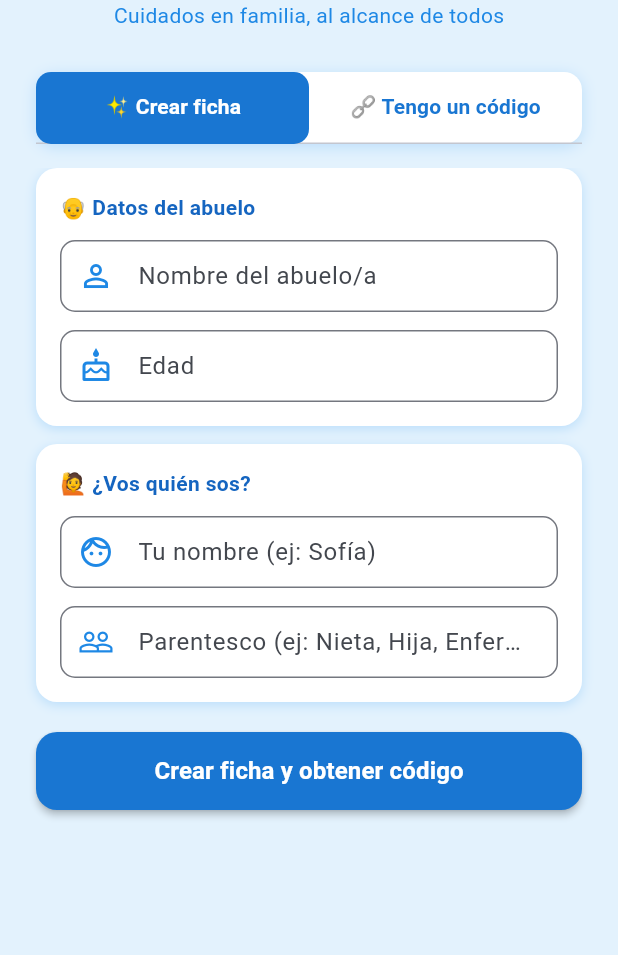
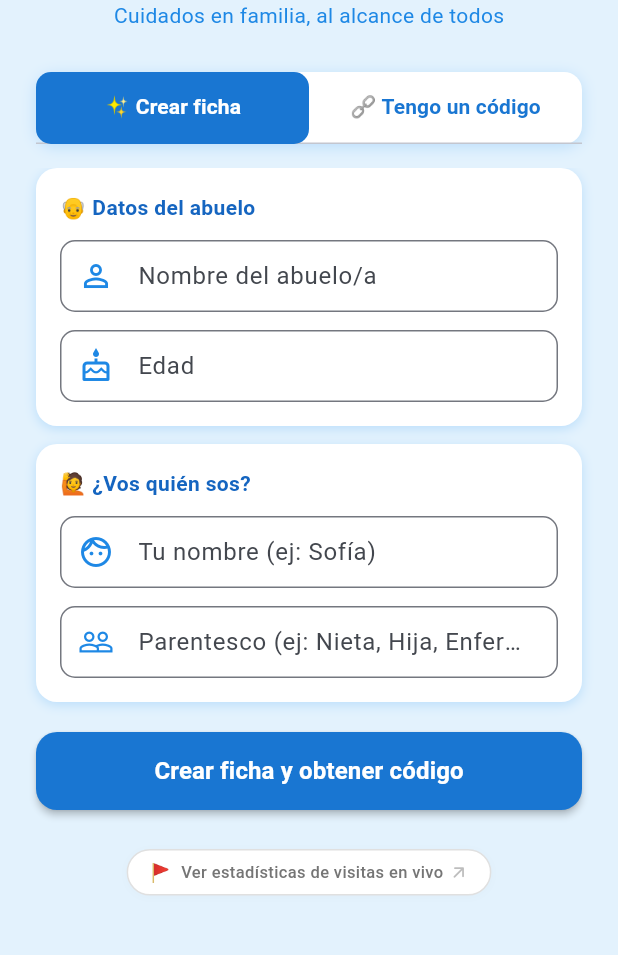
Before and after one commit to XIA01/mi-abuelito, a Flutter app: the screen it shows after launch, on a phone screen of 412 x 824 dp, the part 258-1213 px from its top. Run offline on Flutter 3.47's test engine with Material 3 defaults, Android fonts, the light colour scheme and no system bars; our stand-ins replace cloud_firestore, firebase_core, flutter_local_notifications, google_mobile_ads, pdf, printing and 1 more; accounts and stored records are empty; generated files the repository leaves out were written again.

Commit message:
🎨 Mejora UI: footer estético y limpio, tracking en segundo plano sin superposición

```diff
--- a/lib/widgets/flag_counter_widget.dart
+++ b/lib/widgets/flag_counter_widget.dart
@@ -1,14 +1,66 @@
 import 'package:flutter/material.dart';
+import 'package:url_launcher/url_launcher.dart';
 
-/// El Flag Counter real está en web/index.html como elemento HTML nativo
-/// para que FlagCounter registre la IP real del visitante (no la del proxy).
-/// Este widget solo ocupa el espacio reservado en el scroll para no tapar el contador.
 class FlagCounterWidget extends StatelessWidget {
   const FlagCounterWidget({super.key});
 
+  static const String _infoUrl = 'https://info.flagcounter.com/gutV';
+
+  Future<void> _abrirEstadisticas() async {
+    final uri = Uri.parse(_infoUrl);
+    try {
+      if (await canLaunchUrl(uri)) {
+        await launchUrl(uri, mode: LaunchMode.externalApplication);
+      }
+    } catch (_) {}
+  }
+
   @override
   Widget build(BuildContext context) {
-    // Espacio para que el contenido no quede tapado por el contador flotante del HTML
-    return const SizedBox(height: 60);
+    return Center(
+      child: Padding(
+        padding: const EdgeInsets.only(top: 8, bottom: 24),
+        child: InkWell(
+          onTap: _abrirEstadisticas,
+          borderRadius: BorderRadius.circular(20),
+          child: Container(
+            padding: const EdgeInsets.symmetric(horizontal: 14, vertical: 6),
+            decoration: BoxDecoration(
+              color: Colors.white,
+              borderRadius: BorderRadius.circular(20),
+              border: Border.all(color: Colors.grey.shade300),
+              boxShadow: [
+                BoxShadow(
+                  color: Colors.black.withOpacity(0.02),
+                  blurRadius: 4,
+                  offset: const Offset(0, 1),
+                ),
+              ],
+            ),
+            child: Row(
+              mainAxisSize: MainAxisSize.min,
+              children: [
+                const Text('🚩', style: TextStyle(fontSize: 12)),
+                const SizedBox(width: 6),
+                Text(
+                  'Ver estadísticas de visitas en vivo',
+                  style: TextStyle(
+                    fontSize: 11,
+                    color: Colors.grey.shade600,
+                    fontWeight: FontWeight.w500,
+                  ),
+                ),
+                const SizedBox(width: 4),
+                Icon(
+                  Icons.arrow_outward_rounded,
+                  size: 13,
+                  color: Colors.grey.shade400,
+                ),
+              ],
+            ),
+          ),
+        ),
+      ),
+    );
   }
 }
```
Also changed, not shown: 1 other file.
